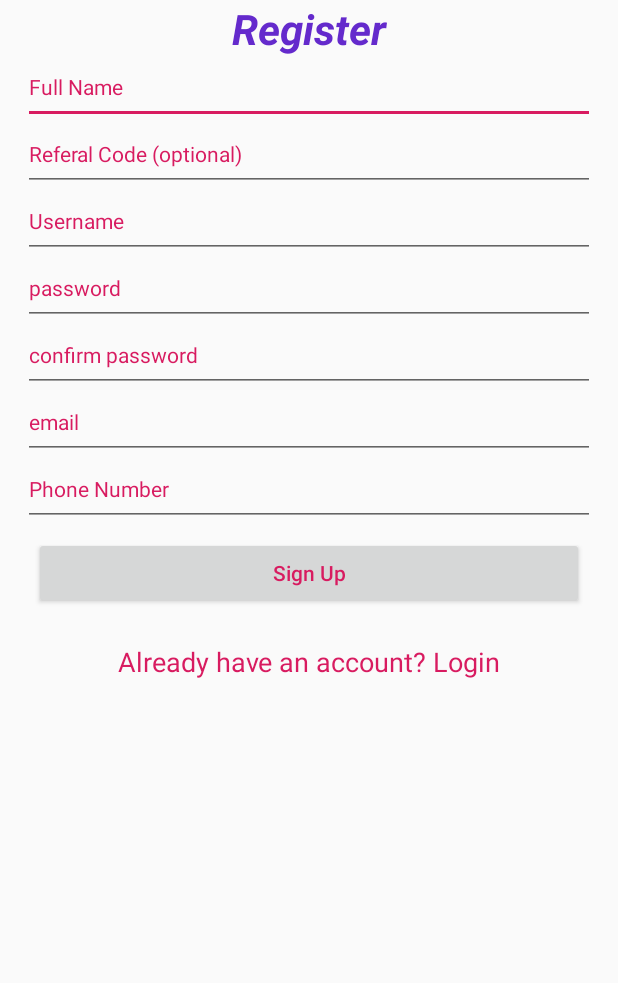
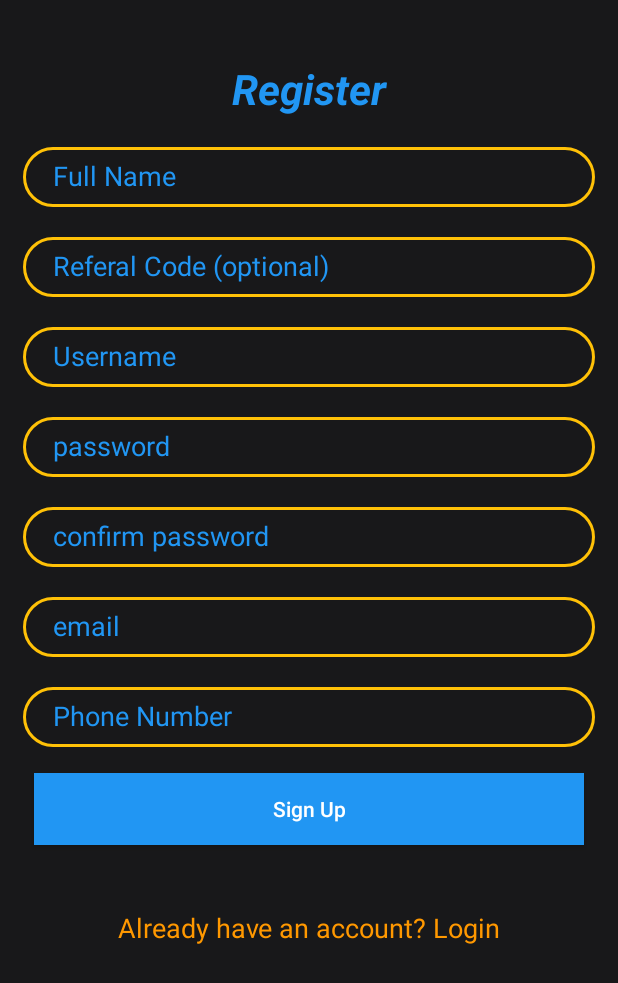
Before and after one commit to Darshpreet2000/VitiNew, an Android app: the layout activity_register.xml on its own in the app's theme, with its tools: preview values and no code run, on a phone screen of 412 x 824 dp. Shown: the top 983 px of the screen. Run offline under Robolectric (Android 15) with nearby library versions, the phone set to English and light mode, and no system bars.

Commit message:
Ui fixed

```diff
--- a/app/src/main/AndroidManifest.xml
+++ b/app/src/main/AndroidManifest.xml
@@ -18,9 +18,11 @@
         android:roundIcon="@mipmap/ic_launcher_round"
         android:supportsRtl="true"
         android:theme="@style/AppTheme">
-        <activity android:name=".Login_activity"></activity>
+        <activity android:name=".Login_activity"
+            android:theme="@style/AppTheme.NoActionBar"></activity>
         <activity android:name=".ui.Extras.BaseActivity" />
-        <activity android:name=".Register" />
+        <activity android:name=".Register"
+            android:theme="@style/AppTheme.NoActionBar"/>
         <activity
             android:name=".MainActivity"
             android:label="Viti"
--- /dev/null
+++ b/app/src/main/res/drawable/textviewborder.xml
@@ -0,0 +1,12 @@
+<shape
+    xmlns:android="http://schemas.android.com/apk/res/android"
+    android:layout_height="80dp"
+    android:layout_width="80dp"
+    android:shape="rectangle" >
+
+    <stroke
+        android:width="2dp"
+        android:color="#FFC107" />
+    <corners android:radius="32dp" />
+
+</shape>
--- a/app/src/main/res/layout/activity_register.xml
+++ b/app/src/main/res/layout/activity_register.xml
@@ -2,7 +2,8 @@
 <ScrollView
     xmlns:android="http://schemas.android.com/apk/res/android"
     android:layout_width="match_parent"
-    android:layout_height="match_parent">
+    android:layout_height="match_parent"
+    android:background="#18181A">
     <LinearLayout
         android:layout_width="match_parent"
         android:layout_height="match_parent"
@@ -18,9 +19,10 @@
                 android:layout_height="wrap_content"
                 android:layout_alignParentStart="true"
                 android:layout_alignParentTop="true"
+                android:layout_marginTop="40dp"
                 android:gravity="center"
                 android:text="Register"
-                android:textColor="#642ACC"
+                android:textColor="#2196F3"
                 android:textSize="28sp"
                 android:textStyle="bold|italic" />
 
@@ -38,83 +40,127 @@
                 <EditText
                     android:id="@+id/FullName"
                     android:layout_width="match_parent"
-                    android:layout_height="wrap_content"
+                    android:layout_height="40dp"
+                    android:paddingLeft="20dp"
+                    android:paddingBottom="2dp"
+                    android:textSize="18sp"
+                    android:layout_marginTop="20dp"
                     android:fontFamily="sans-serif"
                     android:hint="Full Name"
+
+                    android:background="@drawable/textviewborder"
+                    android:textColorHint="#2196F3"
+                    android:textColor="#2196F3"
                     android:inputType="textEmailAddress"
-                    android:paddingBottom="15dp"
-                    android:textColorHint="@color/colorAccent"
-                    android:textSize="14sp" />
+
+
+                    />
 
 
                 <EditText
                     android:id="@+id/referal"
                     android:layout_width="match_parent"
-                    android:layout_height="wrap_content"
+                    android:layout_height="40dp"
+                    android:paddingLeft="20dp"
+                    android:paddingBottom="2dp"
+                    android:textSize="18sp"
+                    android:layout_marginTop="20dp"
                     android:fontFamily="sans-serif"
                     android:hint="Referal Code (optional)"
-                    android:inputType="textEmailAddress"
-                    android:paddingBottom="15dp"
-                    android:textColorHint="@color/colorAccent"
-                    android:textSize="14sp" />
+                    android:inputType="text"
+
+                    android:background="@drawable/textviewborder"
+                    android:textColorHint="#2196F3"
+                    android:textColor="#2196F3"
+                    />
 
 
                 <EditText
                     android:id="@+id/username"
                     android:layout_width="match_parent"
-                    android:layout_height="wrap_content"
+                    android:layout_height="40dp"
+                    android:paddingLeft="20dp"
+                    android:paddingBottom="2dp"
+                    android:textSize="18sp"
+                    android:layout_marginTop="20dp"
                     android:fontFamily="sans-serif"
                     android:hint="Username"
                     android:inputType="textEmailAddress"
-                    android:paddingBottom="15dp"
-                    android:textColorHint="@color/colorAccent"
-                    android:textSize="14sp" />
+
+                    android:background="@drawable/textviewborder"
+                    android:textColorHint="#2196F3"
+                    android:textColor="#2196F3"
+                    />
 
                 <EditText
                     android:id="@+id/password"
                     android:layout_width="match_parent"
-                    android:layout_height="wrap_content"
+                    android:layout_height="40dp"
+                    android:paddingLeft="20dp"
+                    android:paddingBottom="2dp"
+                    android:textSize="18sp"
+                    android:layout_marginTop="20dp"
                     android:fontFamily="sans-serif"
                     android:hint="password"
                     android:inputType="textPassword"
-                    android:paddingBottom="15dp"
-                    android:textColorHint="@color/colorAccent"
-                    android:textSize="14sp" />
+
+                    android:background="@drawable/textviewborder"
+                    android:textColorHint="#2196F3"
+                    android:textColor="#2196F3"
+                     />
 
 
                 <EditText
                     android:id="@+id/confirmpassword"
                     android:layout_width="match_parent"
-                    android:layout_height="wrap_content"
+                    android:layout_height="40dp"
+                    android:paddingLeft="20dp"
+                    android:paddingBottom="2dp"
+                    android:textSize="18sp"
+                    android:layout_marginTop="20dp"
                     android:fontFamily="sans-serif"
                     android:hint="confirm password"
                     android:inputType="textPassword"
-                    android:paddingBottom="15dp"
-                    android:textColorHint="@color/colorAccent"
-                    android:textSize="14sp" />
+
+                    android:background="@drawable/textviewborder"
+                    android:textColorHint="#2196F3"
+                    android:textColor="#2196F3"
+                     />
 
                 <EditText
                     android:id="@+id/Email"
                     android:layout_width="match_parent"
-                    android:layout_height="wrap_content"
+                    android:layout_height="40dp"
+                    android:paddingLeft="20dp"
+                    android:paddingBottom="2dp"
+                    android:textSize="18sp"
+                    android:layout_marginTop="20dp"
                     android:fontFamily="sans-serif"
                     android:hint="email"
                     android:inputType="textEmailAddress"
-                    android:paddingBottom="15dp"
-                    android:textColorHint="@color/colorAccent"
-                    android:textSize="14sp" />
+
+                    android:background="@drawable/textviewborder"
+                    android:textColorHint="#2196F3"
+                    android:textColor="#2196F3"
+                     />
 
 
                 <EditText
                     android:id="@+id/Phonenumber"
                     android:layout_width="match_parent"
-                    android:layout_height="wrap_content"
+                    android:layout_height="40dp"
+                    android:layout_marginTop="20dp"
+                    android:layout_marginBottom="10dp"
+                    android:background="@drawable/textviewborder"
                     android:fontFamily="sans-serif"
                     android:hint="Phone Number"
                     android:inputType="phone"
-                    android:paddingBottom="15dp"
-                    android:textColorHint="@color/colorAccent"
-                    android:textSize="14sp" />
+                    android:paddingLeft="20dp"
+
+                    android:paddingBottom="2dp"
+                    android:textColor="#2196F3"
+                    android:textColorHint="#2196F3"
+                    android:textSize="18sp" />
 
 
                 <Button
@@ -123,22 +169,27 @@
                     android:layout_height="wrap_content"
                     android:layout_gravity="center"
                     android:layout_margin="7dp"
+                    android:layout_marginTop="30dp"
+                    android:background="#2196F3"
                     android:onClick="Signup"
                     android:text="Sign Up"
                     android:textAllCaps="false"
-                    android:textColor="@color/colorAccent" />
+                    android:textColor="#ffffff"
+                    android:textColorHint="#2196F3" />
 
 
                 <TextView
                     android:id="@+id/textViewLogin"
                     android:layout_width="match_parent"
                     android:layout_height="wrap_content"
+                    android:layout_marginTop="20dp"
+                    android:layout_marginBottom="30dp"
                     android:onClick="Login"
                     android:padding="15dp"
                     android:text="Already have an account? Login"
                     android:textAlignment="center"
                     android:textAppearance="@style/Base.TextAppearance.AppCompat.Medium"
-                    android:textColor="@color/colorAccent" />
+                    android:textColor="#FF9800" />
 
 
             </LinearLayout>
```
Also changed, not shown: app/src/main/res/layout/activity_login_activity.xml (+40 -15 lines).
